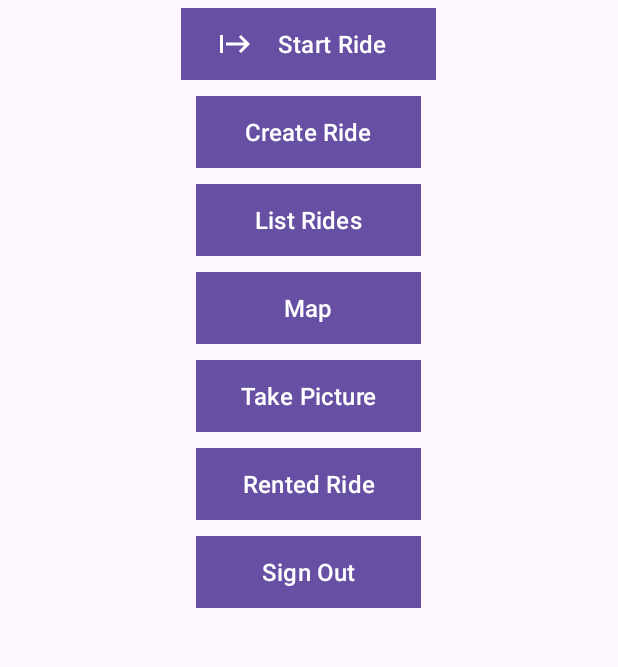
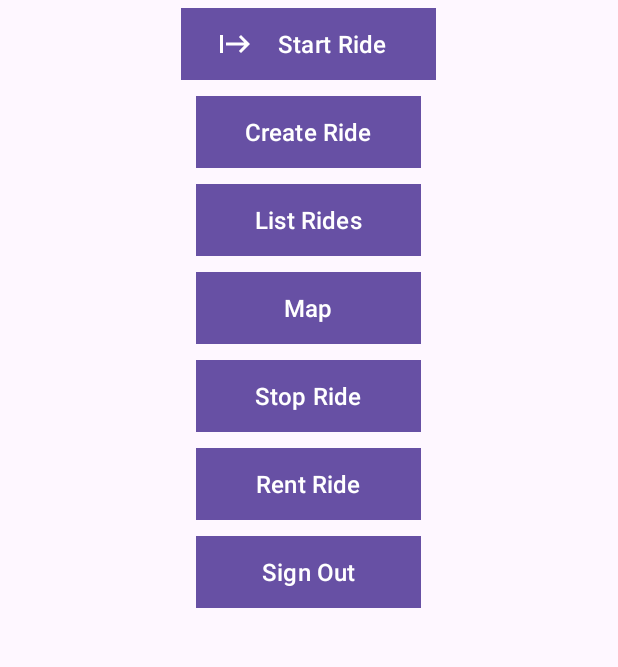
Before and after one commit to COHL7500/ScooterSharing, an Android app: the screen it shows after launch once a user with an empty profile is signed in (MainActivity), on a phone screen of 412 x 824 dp, the part 304-971 px from its top. Run offline under Robolectric (Android 15) with nearby library versions, the phone set to English and light mode, and no system bars; our stand-ins replace Firebase (no records; nobody signed in at launch, a user with empty details on screens opened directly); libraries missing offline, so code that uses them is left out: com.google.mlkit.vision.

Commit message:
Added stop ride camera image button

```diff
--- a/app/src/main/java/dk/itu/moapd/scootersharing/base/fragments/MainFragment.kt
+++ b/app/src/main/java/dk/itu/moapd/scootersharing/base/fragments/MainFragment.kt
@@ -34,11 +34,11 @@ import android.view.ViewGroup
 import android.widget.Button
 import android.widget.Toast
 import androidx.core.content.ContextCompat.checkSelfPermission
-import androidx.fragment.app.Fragment
 import com.google.android.material.dialog.MaterialAlertDialogBuilder
 import com.google.firebase.auth.FirebaseAuth
 import com.google.firebase.database.DatabaseReference
 import com.google.firebase.database.ktx.database
+import com.google.firebase.database.ktx.snapshots
 import com.google.firebase.ktx.Firebase
 import com.google.firebase.storage.FirebaseStorage
 import com.google.firebase.storage.StorageReference
@@ -54,16 +54,10 @@ import dk.itu.moapd.scootersharing.base.models.Scooter
 import dk.itu.moapd.scootersharing.base.utils.GeoClass
 import java.io.ByteArrayOutputStream
 
-/**
-Class for binding the view and instantiating Scooter.
- */
 class MainFragment : GeoClass() {
 
     private var _binding: FragmentMainBinding? = null
-    private val binding
-        get() = checkNotNull(_binding) {
-
-        }
+    private val binding get() = checkNotNull(_binding) {}
 
     private lateinit var startRideButton: Button
     private lateinit var listRidesButton: Button
@@ -88,25 +82,46 @@ class MainFragment : GeoClass() {
 
     private val uploadLastScooterPhoto = registerForActivityResult(CameraContract()) { bitmap ->
         bitmap?.let {
+            auth.currentUser?.let { user ->
+                val scooter = database.child("scooters").orderByChild("rentedBy").equalTo(user.uid)
+
+                scooter.get().addOnSuccessListener {
                     Log.d("BITMAP_SUCCESS", bitmap.toString())
 
+                    val scooterId = it.children.first().key.toString()
                     val lastPhotoRef = bucket.child("last_photo_scooters")
-
                     val baos = ByteArrayOutputStream()
 
                     bitmap.compress(Bitmap.CompressFormat.JPEG, 100, baos)
 
                     val data = baos.toByteArray()
-
-            val uploadTask = lastPhotoRef.child("last-photo.jpg").putBytes(data)
+                    val uploadTask = lastPhotoRef.child("${scooterId}_${user.uid}_${System.currentTimeMillis()}.jpg").putBytes(data)
 
                     uploadTask.addOnSuccessListener {
+                        stopScooterRide(scooterId, user.uid)
                         Log.d("FirebaseBucket", "Image uploaded successfully")
+                    }.addOnFailureListener {
+                        Log.e("FIREBASE_BUCKET", "Could not upload image")
+                    }
+                }
+            }
+        }
     }
 
-            uploadTask.addOnFailureListener {
-                Log.e("FIREBASE_BUCKET", "Could not upload image")
+    private fun stopScooterRide(scooterId: String, userID: String){
+        val scooter = database.child("scooters").child(scooterId)
+        scooter.get().addOnSuccessListener {
+            MaterialAlertDialogBuilder(requireContext())
+                .setTitle("Scooter no longer rented!")
+                .setMessage("The scooter '${it.child("name").value}' is no longer being rented!")
+                .setPositiveButton("Accept") { _, _ ->
+                    scooter.child("rentedBy").setValue("")
+                    scooter.child("isRented").setValue(false)
+                    scooter.child("startLatitude").setValue(coordinates.first)
+                    scooter.child("startLongitude").setValue(coordinates.second)
+                    scooter.child("timestamp").setValue(System.currentTimeMillis())
                 }
+                .show()
         }
     }
 
@@ -126,14 +141,18 @@ class MainFragment : GeoClass() {
     }
 
     private fun startScooterRide(scooterId: String){
+        auth.currentUser?.let { user ->
             val scooter = database.child("scooters").child(scooterId)
+            val userRents = database.child("scooters").orderByChild("rentedBy").equalTo(user.uid).get()
+
             scooter.get().addOnSuccessListener {
-            if(it.child("isRented").value == false){
+                if (it.child("isRented").value == false && userRents.result.childrenCount == 0L) {
                     MaterialAlertDialogBuilder(requireContext())
                         .setTitle(getString(R.string.alert_title_startRide))
-                    .setMessage(getString(R.string.alert_supporting_text_startRide))
+                        .setMessage("You scanned the scooter '${it.child("name").value}'\nDo you want to start the ride?")
                         .setNegativeButton(getString(R.string.decline)) { _, _ -> }
                         .setPositiveButton(getString(R.string.accept)) { _, _ ->
+                            scooter.child("rentedBy").setValue(user.uid)
                             scooter.child("isRented").setValue(true)
                             scooter.child("startLatitude").setValue(coordinates.first)
                             scooter.child("startLongitude").setValue(coordinates.second)
@@ -142,7 +161,7 @@ class MainFragment : GeoClass() {
                 } else {
                     MaterialAlertDialogBuilder(requireContext())
                         .setTitle("Scooter already rented!")
-                    .setMessage("This scooter is already rented by someone else!")
+                        .setMessage("The scooter '${it.child("name").value}' is already rented by someone else!")
                         .setPositiveButton("Okay") { _, _ -> }
                         .show()
                 }
@@ -154,12 +173,9 @@ class MainFragment : GeoClass() {
                     .show()
             }
         }
+    }
 
-    override fun onCreateView(inflater: LayoutInflater,
-                              container: ViewGroup?,
-                              savedInstanceState: Bundle?
-    ): View {
-
+    override fun onCreateView(inflater: LayoutInflater, container: ViewGroup?, savedInstanceState: Bundle?): View {
         _binding = FragmentMainBinding.inflate(inflater, container, false)
         return binding.root
     }
@@ -167,31 +183,19 @@ class MainFragment : GeoClass() {
     override fun onViewCreated(view: View, savedInstanceState: Bundle?) {
         super.onViewCreated(view, savedInstanceState)
 
-        startRideButton = binding.startRideButton
-        listRidesButton = binding.listRidesButton
-        signOutButton = binding.signOutButton
-        mapButton = binding.mapButton
-        cameraButton = binding.cameraButton
-        rentedRideButton = binding.rentedRideButton
-
-        /**
-         * Sets name and location of scooter, then clears the text fields.
-         */
-        startRideButton.setOnClickListener {
+        binding.startRideButton.setOnClickListener {
             Toast.makeText(activity, "Take a picture of Scooter's QR Code!",
                 Toast.LENGTH_SHORT)
                 .show()
-
             scanQRCodePhoto.launch(Unit)
         }
 
-        listRidesButton.setOnClickListener {
-
+        binding.listRidesButton.setOnClickListener {
             val intent = Intent(activity, ListRidesActivity::class.java)
             startActivity(intent)
         }
 
-        signOutButton.setOnClickListener {
+        binding.signOutButton.setOnClickListener {
             auth.signOut()
 
             Toast.makeText(activity, "User logged out of the app.",
@@ -202,16 +206,16 @@ class MainFragment : GeoClass() {
 
         }
 
-        mapButton.setOnClickListener {
+        binding.mapButton.setOnClickListener {
             val intent = Intent(activity, MapActivity::class.java)
             startActivity(intent)
         }
 
-        cameraButton.setOnClickListener {
+        binding.cameraButton.setOnClickListener {
             uploadLastScooterPhoto.launch(Unit)
         }
 
-        rentedRideButton.setOnClickListener {
+        binding.rentedRideButton.setOnClickListener {
             scanQRCodePhoto.launch(Unit)
         }
 
@@ -219,7 +223,6 @@ class MainFragment : GeoClass() {
     }
 
     private fun permissionsToRequest(permissions: ArrayList<String>): ArrayList<String> {
-
         val result: ArrayList<String> = ArrayList()
         for (permission in permissions)
             if (checkSelfPermission(requireContext(), permission) != PackageManager.PERMISSION_GRANTED)
@@ -229,7 +232,6 @@ class MainFragment : GeoClass() {
     }
 
     private fun requestUserPermissions() {
-
         val permissions: ArrayList<String> = ArrayList()
         permissions.add(Manifest.permission.ACCESS_FINE_LOCATION)
         permissions.add(Manifest.permission.ACCESS_COARSE_LOCATION)
--- a/app/src/main/res/values/strings.xml
+++ b/app/src/main/res/values/strings.xml
@@ -45,9 +45,9 @@
     <string name="longitude_text">Longitude</string>
     <string name="time_text">Time</string>
     <string name="address_text">Address</string>
-    <string name="camera_button">Take Picture</string>
+    <string name="camera_button">Stop Ride</string>
     <string name="qrscan_button">Scan QR-Code</string>
     <string name="create_ride_button">Create Ride</string>
-    <string name="rented_ride_button">Rented Ride</string>
+    <string name="rented_ride_button">Rent Ride</string>
 
 </resources>
```
Lines whose indentation alone changed are shown as unchanged.
